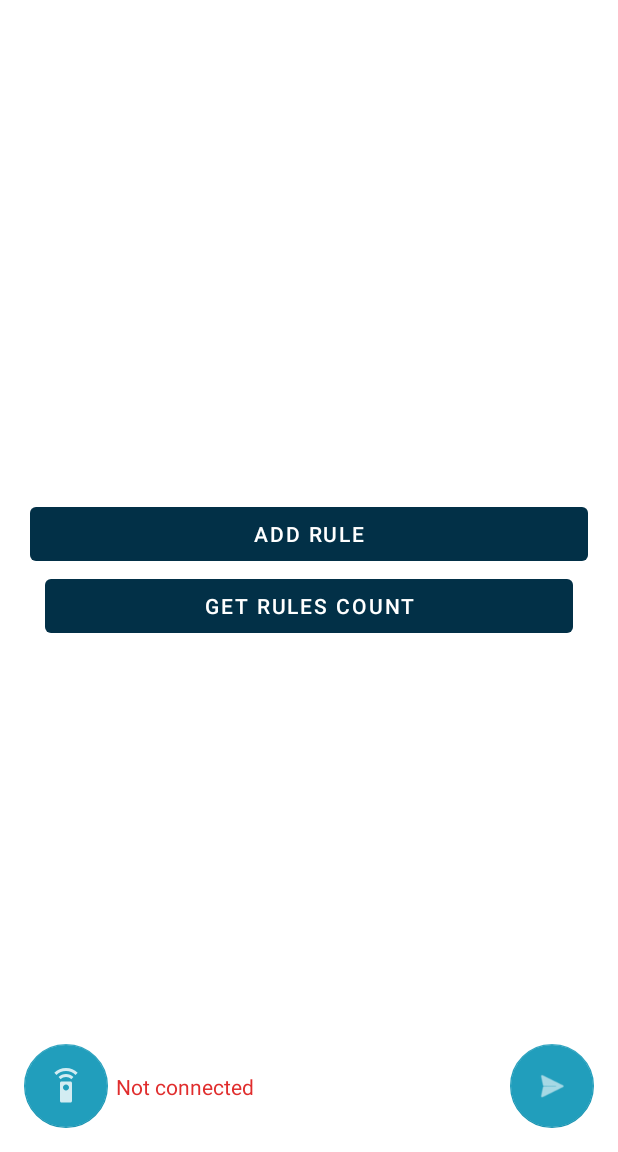
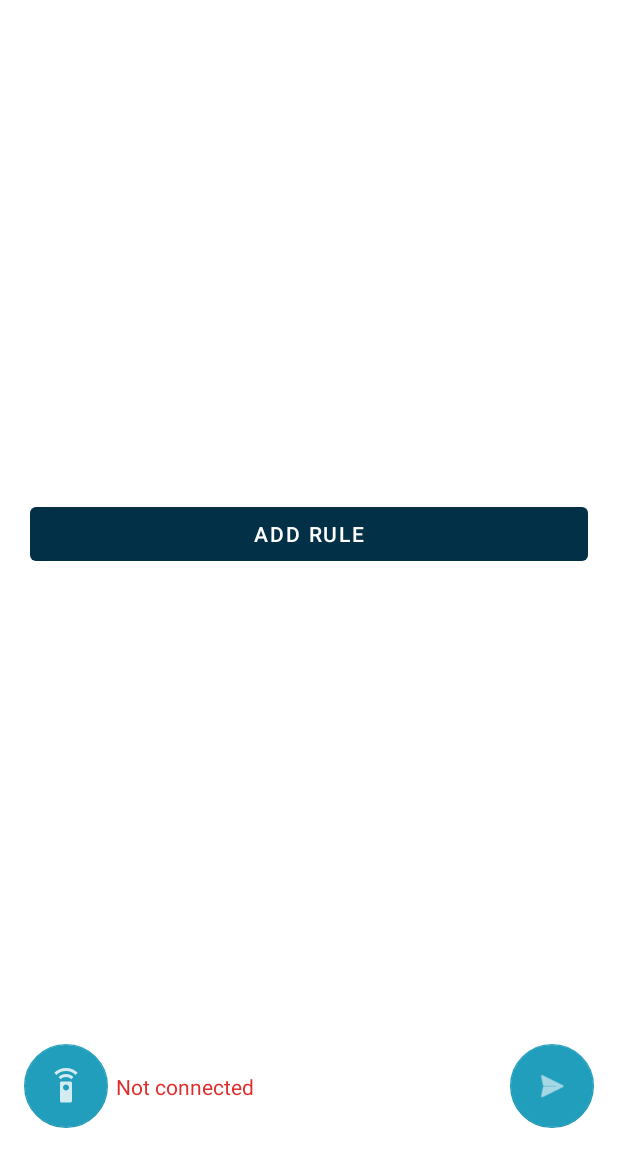
Before and after one commit to krisisurf/Hyperlapse-Robot, an Android app: the screen it shows after launch (MainActivity), on a phone screen of 412 x 824 dp, the part 84-1236 px from its top. Run offline under Robolectric (Android 15) with nearby library versions, the phone set to English and light mode, and no system bars; 1 statement that could not run was skipped.

Commit message:
cleanup warnings

```diff
--- a/frontend/Hyperlapse_Robot_Mobile_Controller/app/src/main/java/com/kristian/dimitrov/hyperlapse_robot_mobile_controller/activities/ConfigureConnectionActivity.java
+++ b/frontend/Hyperlapse_Robot_Mobile_Controller/app/src/main/java/com/kristian/dimitrov/hyperlapse_robot_mobile_controller/activities/ConfigureConnectionActivity.java
@@ -50,7 +50,7 @@ public class ConfigureConnectionActivity extends AppCompatActivity {
     protected void onCreate(Bundle savedInstanceState) {
         super.onCreate(savedInstanceState);
         setContentView(R.layout.activity_configure_connection);
-        setTitle("Configure Connection");
+        setTitle(getString(R.string.configure_connection));
         StrictMode.ThreadPolicy gfgPolicy = new StrictMode.ThreadPolicy.Builder().permitAll().build();
         StrictMode.setThreadPolicy(gfgPolicy);
 
@@ -149,7 +149,8 @@ public class ConfigureConnectionActivity extends AppCompatActivity {
         if (requestCode == REQUEST_CODE_INTERNET) {
             if (grantResults.length > 0 && grantResults[0] == PackageManager.PERMISSION_GRANTED) {
                 //Permission granted
-            } else {
+                return;
+            }
             //Permission NOT granted
             if (!ActivityCompat.shouldShowRequestPermissionRationale(ConfigureConnectionActivity.this, Manifest.permission.INTERNET)) {
                 new AlertDialog.Builder(ConfigureConnectionActivity.this)
@@ -166,7 +167,7 @@ public class ConfigureConnectionActivity extends AppCompatActivity {
                         .setPositiveButton("OK", (dialogInterface, i) -> {
                         }).create().show();
             }
+
         }
     }
 }
-}
--- a/frontend/Hyperlapse_Robot_Mobile_Controller/app/src/main/java/com/kristian/dimitrov/hyperlapse_robot_mobile_controller/activities/CreateRuleActivity.java
+++ b/frontend/Hyperlapse_Robot_Mobile_Controller/app/src/main/java/com/kristian/dimitrov/hyperlapse_robot_mobile_controller/activities/CreateRuleActivity.java
@@ -2,7 +2,6 @@ package com.kristian.dimitrov.hyperlapse_robot_mobile_controller.activities;
 
 import androidx.appcompat.app.AlertDialog;
 import androidx.appcompat.app.AppCompatActivity;
-import androidx.fragment.app.Fragment;
 
 import android.app.Activity;
 import android.content.Intent;
@@ -83,7 +82,6 @@ public class CreateRuleActivity extends AppCompatActivity {
     private void applyButton(View view) {
         String errorMessage = validateInputs();
         if (errorMessage.isEmpty()) {
-            RuleEntity ruleEntity = ruleEntityBuilder.build();
             Intent intent = getIntent();
             setResult(Activity.RESULT_OK, intent);
             finish();
--- a/frontend/Hyperlapse_Robot_Mobile_Controller/app/src/main/java/com/kristian/dimitrov/hyperlapse_robot_mobile_controller/activities/MainActivity.java
+++ b/frontend/Hyperlapse_Robot_Mobile_Controller/app/src/main/java/com/kristian/dimitrov/hyperlapse_robot_mobile_controller/activities/MainActivity.java
@@ -74,11 +74,6 @@ public class MainActivity extends AppCompatActivity {
 
         Button buttonAddRule = findViewById(R.id.btn_add_rule);
         buttonAddRule.setOnClickListener(this::openCreateRuleActivity);
-
-        Button buttonTemp = findViewById(R.id.temporary);
-        buttonTemp.setOnClickListener((v) -> {
-            Toast.makeText(MainActivity.this, "Staged Rules count: " + arduinoRobot.getRulesManagerEntity().size(), Toast.LENGTH_SHORT).show();
-        });
     }
 
     private void openCreateRuleActivity(View view) {
--- a/frontend/Hyperlapse_Robot_Mobile_Controller/app/src/main/res/layout/activity_main.xml
+++ b/frontend/Hyperlapse_Robot_Mobile_Controller/app/src/main/res/layout/activity_main.xml
@@ -34,6 +34,7 @@
             android:id="@+id/btn_configure_connection"
             android:layout_width="wrap_content"
             android:layout_height="wrap_content"
+            android:contentDescription="@string/configure_connection"
             app:layout_constraintBottom_toBottomOf="parent"
             app:layout_constraintEnd_toStartOf="@+id/tvConnStatus"
             app:layout_constraintStart_toStartOf="parent"
@@ -61,6 +62,7 @@
         android:layout_alignParentEnd="true"
         android:layout_alignParentBottom="true"
         android:layout_margin="@dimen/fab_margin"
+        android:contentDescription="@string/send_rules"
         app:srcCompat="@android:drawable/ic_menu_send" />
 
 </RelativeLayout>
--- a/frontend/Hyperlapse_Robot_Mobile_Controller/app/src/main/res/layout/content_main.xml
+++ b/frontend/Hyperlapse_Robot_Mobile_Controller/app/src/main/res/layout/content_main.xml
@@ -17,13 +17,5 @@
             android:layout_marginHorizontal="20dp"
             android:text="Add rule" />
 
-        <Button
-            android:id="@+id/temporary"
-            android:layout_width="match_parent"
-            android:layout_height="wrap_content"
-            android:layout_below="@id/btn_add_rule"
-            android:layout_marginHorizontal="30dp"
-            android:text="Get Rules Count" />
-
     </RelativeLayout>
 </androidx.constraintlayout.widget.ConstraintLayout>
--- a/frontend/Hyperlapse_Robot_Mobile_Controller/app/src/main/res/values/strings.xml
+++ b/frontend/Hyperlapse_Robot_Mobile_Controller/app/src/main/res/values/strings.xml
@@ -29,4 +29,6 @@
     <string name="default_degree">0</string>
     <string name="not_connected_status">Not connected</string>
     <string name="connected_status">Connected</string>
+    <string name="configure_connection">Configure Connection</string>
+    <string name="send_rules">Send Rules</string>
 </resources>
```
Lines whose indentation alone changed are shown as unchanged.
